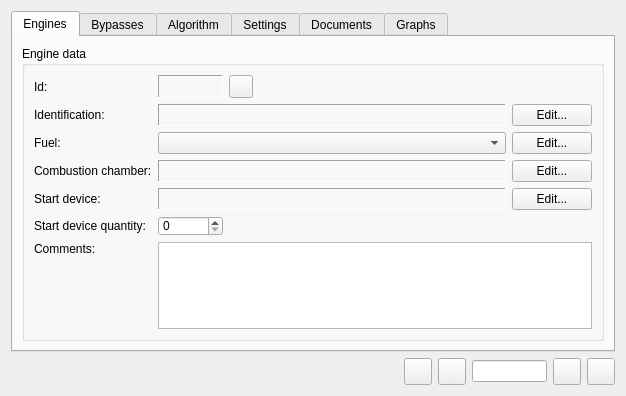
Qt form gtes_starts/form_data_input.ui (olgerd27/gtes_starts) before a commit.
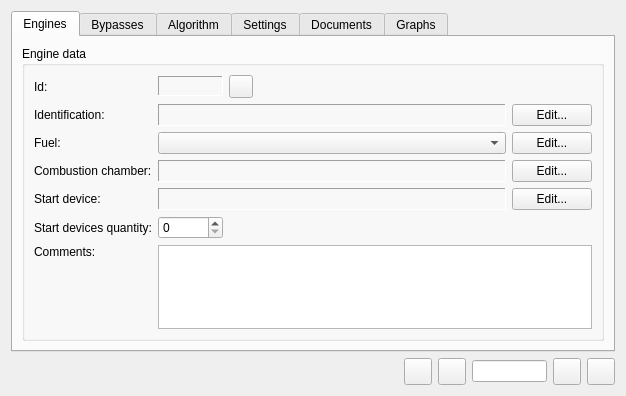
The same form after that commit. Icons and pictures are not drawn. Custom widgets are drawn as their Qt base class.

Diff of the .ui file:
```diff
--- a/gtes_starts/form_data_input.ui
+++ b/gtes_starts/form_data_input.ui
@@ -70,7 +70,7 @@
             <property name="maximumSize">
              <size>
               <width>65</width>
-              <height>16777215</height>
+              <height>20</height>
              </size>
             </property>
             <property name="font">
@@ -292,7 +292,7 @@
              <locale language="Russian" country="Ukraine"/>
             </property>
             <property name="text">
-             <string>Start device quantity:</string>
+             <string>Start devices quantity:</string>
             </property>
             <property name="buddy">
              <cstring>m_sboxStartDeviceQnty</cstring>
@@ -304,7 +304,7 @@
             <property name="minimumSize">
              <size>
               <width>65</width>
-              <height>20</height>
+              <height>0</height>
              </size>
             </property>
             <property name="maximumSize">
```
Left out of the diff: 26 changed lines with no effect on the pictures.
